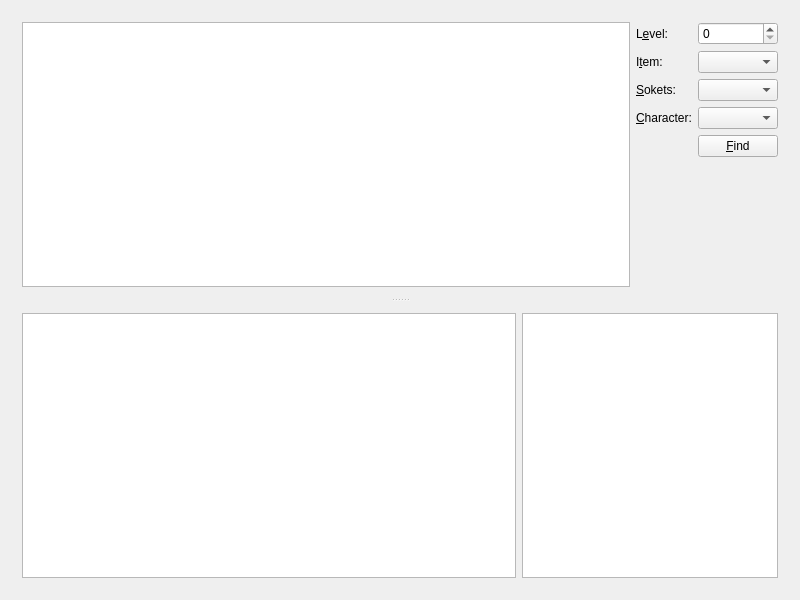
Above: widget.ui from ttyv0/ZyElRunewords before the change. Below: the same form after it.
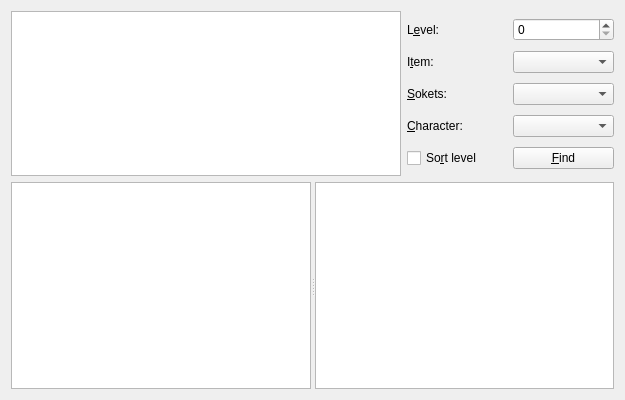
That is the form after the change.

Commit message: Add simple macros for debug build mySlot signal button Find to mySlot

Diff of the .ui file:
```diff
--- a/widget.ui
+++ b/widget.ui
@@ -6,31 +6,29 @@
    <rect>
     <x>0</x>
     <y>0</y>
-    <width>800</width>
-    <height>600</height>
+    <width>625</width>
+    <height>400</height>
    </rect>
   </property>
   <property name="windowTitle">
    <string>ZyElRunes</string>
   </property>
-  <layout class="QHBoxLayout" name="horizontalLayout_3">
+  <layout class="QVBoxLayout" name="verticalLayout">
    <item>
-    <widget class="QSplitter" name="splitter">
-     <property name="orientation">
-      <enum>Qt::Vertical</enum>
-     </property>
-     <widget class="QWidget" name="layoutWidget">
       <layout class="QHBoxLayout" name="topHorizontalLayout">
        <item>
         <widget class="QListWidget" name="runesWidget">
-         <property name="editTriggers">
-          <set>QAbstractItemView::NoEditTriggers</set>
-         </property>
-         <property name="showDropIndicator" stdset="0">
-          <bool>false</bool>
-         </property>
-         <property name="dragDropMode">
-          <enum>QAbstractItemView::DragDrop</enum>
+       <property name="minimumSize">
+        <size>
+         <width>390</width>
+         <height>165</height>
+        </size>
+       </property>
+       <property name="maximumSize">
+        <size>
+         <width>390</width>
+         <height>165</height>
+        </size>
          </property>
          <property name="selectionMode">
           <enum>QAbstractItemView::MultiSelection</enum>
@@ -41,35 +39,14 @@
         </widget>
        </item>
        <item>
-        <layout class="QFormLayout" name="formLayout">
-         <item row="2" column="1">
-          <widget class="QSpinBox" name="levelBox">
-           <property name="maximum">
-            <number>9999</number>
-           </property>
-          </widget>
-         </item>
-         <item row="4" column="1">
-          <widget class="QComboBox" name="itemBox"/>
-         </item>
-         <item row="6" column="1">
-          <widget class="QComboBox" name="soketBox">
-           <property name="maxCount">
-            <number>7</number>
-           </property>
-          </widget>
-         </item>
-         <item row="8" column="1">
-          <widget class="QComboBox" name="charBox"/>
-         </item>
-         <item row="9" column="1">
-          <widget class="QPushButton" name="findButton">
-           <property name="text">
-            <string>&amp;Find</string>
-           </property>
-          </widget>
-         </item>
-         <item row="2" column="0">
+      <layout class="QGridLayout" name="gridLayout">
+       <property name="horizontalSpacing">
+        <number>5</number>
+       </property>
+       <property name="verticalSpacing">
+        <number>3</number>
+       </property>
+       <item row="0" column="0">
           <widget class="QLabel" name="levelLabel">
            <property name="text">
             <string>L&amp;evel:</string>
@@ -79,7 +56,7 @@
            </property>
           </widget>
          </item>
-         <item row="4" column="0">
+       <item row="1" column="0">
           <widget class="QLabel" name="item">
            <property name="text">
             <string>I&amp;tem:</string>
@@ -89,7 +66,7 @@
            </property>
           </widget>
          </item>
-         <item row="6" column="0">
+       <item row="2" column="0">
           <widget class="QLabel" name="soketLabel">
            <property name="text">
             <string>&amp;Sokets:</string>
@@ -99,7 +76,58 @@
            </property>
           </widget>
          </item>
-         <item row="8" column="0">
+       <item row="4" column="1">
+        <widget class="QPushButton" name="findButton">
+         <property name="text">
+          <string>&amp;Find</string>
+         </property>
+        </widget>
+       </item>
+       <item row="2" column="1">
+        <widget class="QComboBox" name="soketBox">
+         <property name="maxCount">
+          <number>7</number>
+         </property>
+         <item>
+          <property name="text">
+           <string/>
+          </property>
+         </item>
+         <item>
+          <property name="text">
+           <string>2</string>
+          </property>
+         </item>
+         <item>
+          <property name="text">
+           <string>3</string>
+          </property>
+         </item>
+         <item>
+          <property name="text">
+           <string>4</string>
+          </property>
+         </item>
+         <item>
+          <property name="text">
+           <string>5</string>
+          </property>
+         </item>
+         <item>
+          <property name="text">
+           <string>6</string>
+          </property>
+         </item>
+        </widget>
+       </item>
+       <item row="0" column="1">
+        <widget class="QSpinBox" name="levelBox">
+         <property name="maximum">
+          <number>9999</number>
+         </property>
+        </widget>
+       </item>
+       <item row="3" column="0">
           <widget class="QLabel" name="charLabel">
            <property name="text">
             <string>&amp;Character:</string>
@@ -109,23 +137,29 @@
            </property>
           </widget>
          </item>
-        </layout>
+       <item row="3" column="1">
+        <widget class="QComboBox" name="charBox"/>
        </item>
-      </layout>
-     </widget>
-     <widget class="QWidget" name="layoutWidget">
-      <layout class="QHBoxLayout" name="bottomHorizontalLayout">
-       <item>
-        <widget class="QTableView" name="runewordsTableView">
-         <property name="sizePolicy">
-          <sizepolicy hsizetype="Expanding" vsizetype="Expanding">
-           <horstretch>0</horstretch>
-           <verstretch>0</verstretch>
-          </sizepolicy>
+       <item row="1" column="1">
+        <widget class="QComboBox" name="itemBox"/>
+       </item>
+       <item row="4" column="0">
+        <widget class="QCheckBox" name="sortBox">
+         <property name="text">
+          <string>So&amp;rt level</string>
          </property>
         </widget>
        </item>
+      </layout>
+     </item>
+    </layout>
+   </item>
        <item>
+    <widget class="QSplitter" name="splitter">
+     <property name="orientation">
+      <enum>Qt::Horizontal</enum>
+     </property>
+     <widget class="QTableView" name="runewordsTableView"/>
         <widget class="QTextBrowser" name="textBrowser">
          <property name="sizePolicy">
           <sizepolicy hsizetype="Minimum" vsizetype="Expanding">
@@ -140,9 +174,6 @@
           </size>
          </property>
         </widget>
-       </item>
-      </layout>
-     </widget>
     </widget>
    </item>
   </layout>
```
Left out of the diff: 24 changed lines with no effect on the pictures. Lines whose indentation alone changed are shown as unchanged. The commit also changes 2 other files.
